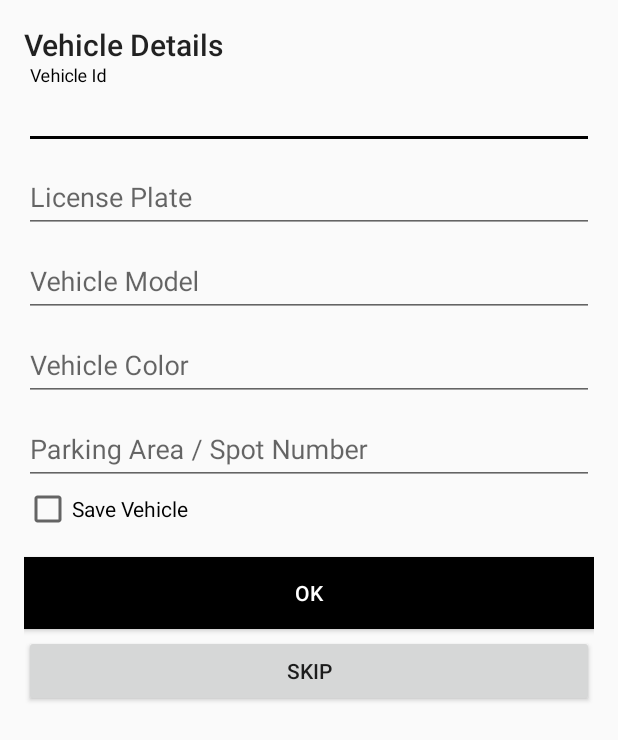
After one commit to bringg/DriverSdkCustomerExample-Android, an Android app: the layout fragment_vehicle_details.xml on its own in the app's theme, with its tools: preview values and no code run, on a phone screen of 412 x 824 dp. The commit adds this screen. Shown: the top 740 px of the screen. Run offline under Robolectric (Android 15) with nearby library versions, the phone set to English and light mode, and no system bars.

Commit message:
MOBILE-5772 add customer vehicle view

```diff
--- a/app/src/main/AndroidManifest.xml
+++ b/app/src/main/AndroidManifest.xml
@@ -9,7 +9,8 @@
         android:label="@string/app_name"
         android:roundIcon="@mipmap/ic_launcher_round"
         android:supportsRtl="true"
-        android:theme="@style/AppTheme">
+        android:theme="@style/AppTheme"
+        android:usesCleartextTraffic="true">
 
         <activity
             android:name=".CustomerActivity"
--- /dev/null
+++ b/app/src/main/res/layout/fragment_vehicle_details.xml
@@ -0,0 +1,93 @@
+<?xml version="1.0" encoding="utf-8"?>
+<LinearLayout xmlns:android="http://schemas.android.com/apk/res/android"
+    android:layout_width="match_parent"
+    android:layout_height="wrap_content"
+    android:orientation="vertical"
+    android:paddingHorizontal="@dimen/activity_horizontal_margin"
+    android:paddingVertical="@dimen/activity_vertical_margin">
+
+    <com.google.android.material.textview.MaterialTextView
+        style="@android:style/TextAppearance.Material.DialogWindowTitle"
+        android:layout_width="match_parent"
+        android:layout_height="wrap_content"
+        android:text="@string/vehicle_details_title" />
+
+    <com.google.android.material.textfield.TextInputLayout
+        android:id="@+id/textInputVehicleId"
+        android:layout_width="match_parent"
+        android:layout_height="wrap_content">
+
+        <com.google.android.material.textfield.TextInputEditText
+            android:layout_width="match_parent"
+            android:layout_height="wrap_content"
+            android:hint="@string/vehicle_id"
+            android:inputType="numberSigned" />
+    </com.google.android.material.textfield.TextInputLayout>
+
+    <com.google.android.material.textfield.TextInputLayout
+        android:id="@+id/textInputVehicleLicensePlate"
+        android:layout_width="match_parent"
+        android:layout_height="wrap_content">
+
+        <com.google.android.material.textfield.TextInputEditText
+            android:layout_width="match_parent"
+            android:layout_height="wrap_content"
+            android:hint="@string/vehicle_license_plate" />
+    </com.google.android.material.textfield.TextInputLayout>
+
+    <com.google.android.material.textfield.TextInputLayout
+        android:id="@+id/textInputVehicleModel"
+        android:layout_width="match_parent"
+        android:layout_height="wrap_content">
+
+        <com.google.android.material.textfield.TextInputEditText
+            android:layout_width="match_parent"
+            android:layout_height="wrap_content"
+            android:hint="@string/vehicle_model" />
+    </com.google.android.material.textfield.TextInputLayout>
+
+    <com.google.android.material.textfield.TextInputLayout
+        android:id="@+id/textInputVehicleColor"
+        android:layout_width="match_parent"
+        android:layout_height="wrap_content">
+
+        <com.google.android.material.textfield.TextInputEditText
+            android:layout_width="match_parent"
+            android:layout_height="wrap_content"
+            android:hint="@string/vehicle_color" />
+    </com.google.android.material.textfield.TextInputLayout>
+
+    <com.google.android.material.textfield.TextInputLayout
+        android:id="@+id/textInputVehicleParkingSpot"
+        android:layout_width="match_parent"
+        android:layout_height="wrap_content">
+
+        <com.google.android.material.textfield.TextInputEditText
+            android:layout_width="match_parent"
+            android:layout_height="wrap_content"
+            android:hint="@string/vehicle_parking_spot" />
+    </com.google.android.material.textfield.TextInputLayout>
+
+    <CheckBox
+        android:id="@+id/checkBoxSaveVehicle"
+        android:layout_width="wrap_content"
+        android:layout_height="wrap_content"
+        android:text="@string/vehicle_save" />
+
+    <androidx.appcompat.widget.AppCompatButton
+        android:id="@+id/buttonArrive"
+        android:layout_width="match_parent"
+        android:layout_height="wrap_content"
+        android:layout_marginTop="16dp"
+        android:background="@color/colorPrimary"
+        android:text="@android:string/ok"
+        android:textColor="@color/white" />
+
+    <androidx.appcompat.widget.AppCompatButton
+        android:id="@+id/buttonSkip"
+        android:layout_width="match_parent"
+        android:layout_height="wrap_content"
+        android:layout_marginTop="4dp"
+        android:text="@string/skip" />
+
+</LinearLayout>
--- a/app/src/main/res/values/strings.xml
+++ b/app/src/main/res/values/strings.xml
@@ -27,4 +27,14 @@
     <string name="login_description">\n\nBefore all other SDK calls user has to Log in to Bringg platform:\nLogin tokens should be generated using the \"user_id\" parameter found on the create order response payload, see https://developers.bringg.com/reference#generate-customer-one-time-code\n\nUse tokens from response payload to login:</string>
     <string name="become_offline">Become Offline</string>
     <string name="become_online">Become Online</string>
+    <string name="skip">Skip</string>
+
+    <!-- vehicle -->
+    <string name="vehicle_details_title">Vehicle Details</string>
+    <string name="vehicle_id">Vehicle Id</string>
+    <string name="vehicle_license_plate">License Plate</string>
+    <string name="vehicle_model">Vehicle Model</string>
+    <string name="vehicle_color">Vehicle Color</string>
+    <string name="vehicle_parking_spot">Parking Area / Spot Number</string>
+    <string name="vehicle_save">Save Vehicle</string>
 </resources>
--- a/build.gradle
+++ b/build.gradle
@@ -1,7 +1,7 @@
 // Top-level build file where you can add configuration options common to all sub-projects/modules.
 
 buildscript {
-    ext.kotlin_version = '1.4.0'
+    ext.kotlin_version = '1.4.21'
     repositories {
         google()
         jcenter()
```
Also changed, not shown: app/build.gradle (+10 -6 lines), app/src/main/java/com/bringg/example/CustomerActivity.kt (+26 -6 lines), app/src/main/java/com/bringg/example/ui/VehicleDetailsFragment.kt (added, +80 -0 lines), app/src/main/java/com/bringg/example/ui/WaypointView.kt (+8 -0 lines), app/src/main/res/layout/fragment_waypoint_list_header.xml (+10 -0 lines), gradle/wrapper/gradle-wrapper.properties.
